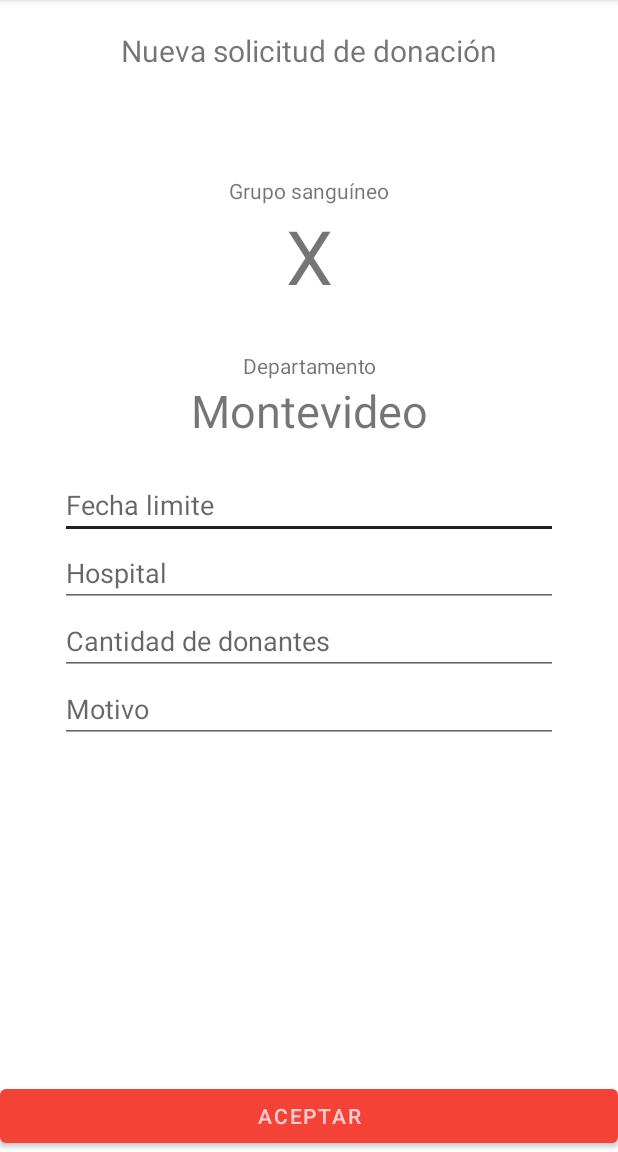
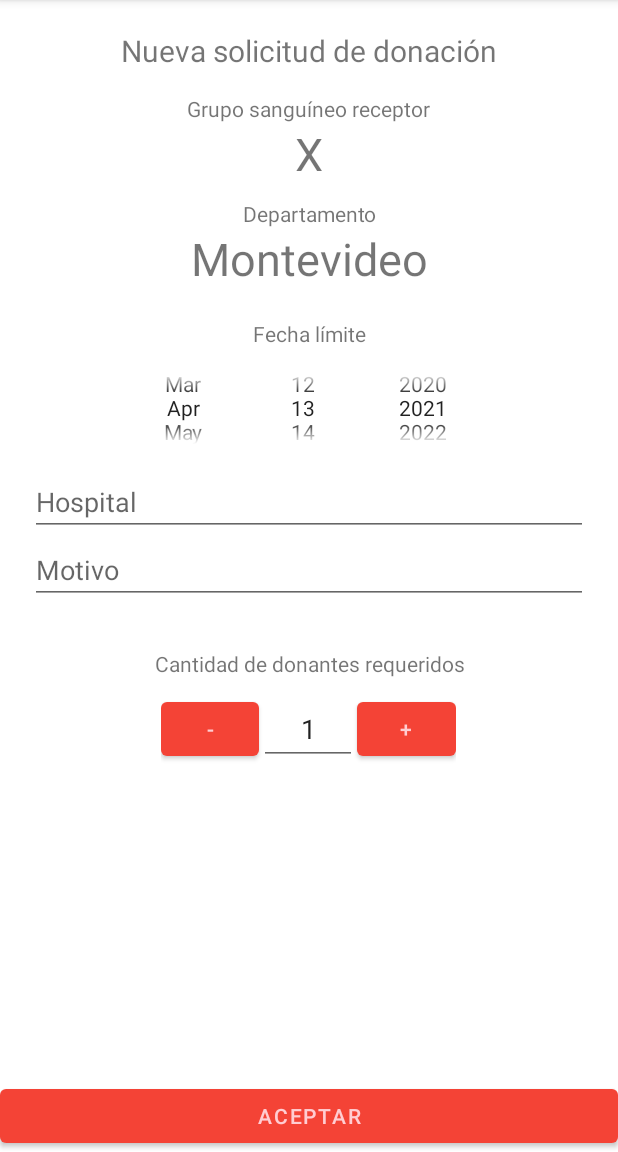
Before and after one commit to Shadowpride/YoDono, an Android app: the SolicitudNueva screen opened directly, with no data from a screen before it, in the side drawer, after a tap on "Nueva Solicitud", on a phone screen of 412 x 824 dp, the part 84-1236 px from its top. Run offline under Robolectric (Android 15) with nearby library versions, the phone set to English and light mode, and no system bars; our stand-ins replace Room's generated code, navigation-ui; 11 statements that could not run were skipped.

Commit message:
cambios en nueva solicitud y perfil
se cambia campo fecha por DatePicker

se cambia campo cantidad de donantes por NumberPicker

se agrega campo "disponibilidad" en el perfil del donante

```diff
--- a/app/src/main/java/uy/yodono/BD/AppDatabase.java
+++ b/app/src/main/java/uy/yodono/BD/AppDatabase.java
@@ -15,7 +15,7 @@ import uy.yodono.daos.DonanteDao;
 import uy.yodono.daos.SolicitudesDao;
 
 
-@Database(entities = {Donantes.class, Solicitudes.class}, version = 5)
+@Database(entities = {Donantes.class, Solicitudes.class}, version = 6)
 @TypeConverters({Converters.class})
 public abstract class AppDatabase extends RoomDatabase {
 
--- /dev/null
+++ b/app/src/main/java/uy/yodono/HorizontalNumberPicker.java
@@ -0,0 +1,92 @@
+package uy.yodono;
+
+import android.content.Context;
+import android.util.AttributeSet;
+import android.util.Log;
+import android.view.View;
+import android.widget.Button;
+import android.widget.EditText;
+import android.widget.LinearLayout;
+
+import androidx.annotation.Nullable;
+
+public class HorizontalNumberPicker extends LinearLayout {
+    private EditText et_number;
+    private int min = 1;
+    private int max = 20;
+
+    public HorizontalNumberPicker(Context context, @Nullable AttributeSet attrs) {
+        super(context, attrs);
+
+        inflate(context, R.layout.numberpicker_horizontal, this);
+
+        et_number = findViewById(R.id.et_number);
+
+        final Button btn_less = findViewById(R.id.btn_less);
+        btn_less.setOnClickListener(new AddHandler(-1));
+
+        final Button btn_more = findViewById(R.id.btn_more);
+        btn_more.setOnClickListener(new AddHandler(1));
+    }
+
+    /***
+     * HANDLERS
+     **/
+
+    private class AddHandler implements OnClickListener {
+        final int diff;
+
+        public AddHandler(int diff) {
+            this.diff = diff;
+        }
+
+        @Override
+        public void onClick(View v) {
+            int newValue = getValue() + diff;
+            if (newValue < min) {
+                newValue = min;
+            } else if (newValue >= max) {
+                newValue = max;
+            }
+            et_number.setText(String.valueOf(newValue));
+        }
+    }
+
+    /***
+     * GETTERS & SETTERS
+     */
+
+    public int getValue() {
+        if (et_number != null) {
+            try {
+                final String value = et_number.getText().toString();
+                return Integer.parseInt(value);
+            } catch (NumberFormatException ex) {
+                Log.e("HorizontalNumberPicker", ex.toString());
+            }
+        }
+        return getMin();
+    }
+
+    public void setValue(final int value) {
+        if (et_number != null) {
+            et_number.setText(String.valueOf(value));
+        }
+    }
+
+    public int getMin() {
+        return min;
+    }
+
+    public void setMin(int min) {
+        this.min = min;
+    }
+
+    public int getMax() {
+        return max;
+    }
+
+    public void setMax(int max) {
+        this.max = max;
+    }
+}
--- a/app/src/main/java/uy/yodono/MainActivity.java
+++ b/app/src/main/java/uy/yodono/MainActivity.java
@@ -8,6 +8,7 @@ import android.view.View;
 import android.view.Menu;
 import android.widget.TextView;
 
+import com.google.android.material.floatingactionbutton.FloatingActionButton;
 import com.google.android.material.navigation.NavigationView;
 
 import androidx.annotation.NonNull;
@@ -58,14 +59,15 @@ public class MainActivity extends AppCompatActivity implements NavigationView.On
         drawer.addDrawerListener(toggle);
         toggle.syncState();
 
-        //FloatingActionButton fab = findViewById(R.id.fab);
-        //fab.setOnClickListener(new View.OnClickListener() {
-        //   @Override
-        //    public void onClick(View view)
-        //       Intent i = new Intent(MainActivity.this, SolicitudNueva.class);
-        //       startActivity(i);
-        //    }
-        //});
+        FloatingActionButton fab = findViewById(R.id.fab);
+        fab.setOnClickListener(new View.OnClickListener() {
+           @Override
+            public void onClick(View view) {
+               Intent i = new Intent(MainActivity.this, SolicitudNueva.class);
+               i.putExtra( "Donante", donante_logueado );
+               startActivity(i);
+            }
+        });
 
 
         if ( savedInstanceState == null )
--- a/app/src/main/java/uy/yodono/SolicitudNueva.java
+++ b/app/src/main/java/uy/yodono/SolicitudNueva.java
@@ -5,9 +5,12 @@ import androidx.lifecycle.ViewModelProvider;
 
 import android.content.Intent;
 import android.os.Bundle;
+import android.provider.ContactsContract;
+import android.util.Log;
 import android.view.View;
 import android.widget.ArrayAdapter;
 import android.widget.Button;
+import android.widget.DatePicker;
 import android.widget.EditText;
 import android.widget.Spinner;
 import android.widget.TextView;
@@ -22,10 +25,11 @@ public class SolicitudNueva extends AppCompatActivity {
 
     private YoDonoViewModel yoDonoViewModel;
 
-    EditText text_fecha_limite;
+    DatePicker picker_fecha_limite;
     EditText text_hospital;
     EditText text_cantidad_donantes;
     EditText text_motivo;
+    HorizontalNumberPicker number_cantidad_donantes;
 
     @Override
     protected void onCreate(Bundle savedInstanceState) {
@@ -40,6 +44,8 @@ public class SolicitudNueva extends AppCompatActivity {
 
         TextView miGrupoSanguineo = (TextView)findViewById(R.id.text_miGrupoSanguineo);
         miGrupoSanguineo.setText(donante_logueado.getGrupo_Sanguineo());
+
+        number_cantidad_donantes = (HorizontalNumberPicker) findViewById(R.id.number_donantes);
 
         TextView miDepartamento = (TextView)findViewById(R.id.text_miDepartamento);
         miDepartamento.setText(donante_logueado.getDepartamento());
@@ -57,14 +63,13 @@ public class SolicitudNueva extends AppCompatActivity {
             @Override
             public void onClick(View v) {
 
-                text_fecha_limite = (EditText)findViewById(R.id.text_fecha_limite);
                 text_hospital = (EditText)findViewById(R.id.text_hospital);
-                text_cantidad_donantes = (EditText)findViewById(R.id.text_donantes);
                 text_motivo = (EditText)findViewById(R.id.text_motivo);
 
-                String fecha = text_fecha_limite.getText().toString();
                 String hospital = text_hospital.getText().toString();
-                String cantidad = text_cantidad_donantes.getText().toString();
+                Integer cantidad_int = number_cantidad_donantes.getValue();
+                String cantidad = cantidad_int.toString();
+
                 String motivo = text_motivo.getText().toString();
 
                 String cedula = donante_logueado.getCedula();
@@ -72,6 +77,20 @@ public class SolicitudNueva extends AppCompatActivity {
                 String apellido = donante_logueado.getApellido();
                 String departamento = donante_logueado.getDepartamento();
                 String grupo_sanguineo = donante_logueado.getGrupo_Sanguineo();
+
+                picker_fecha_limite = (DatePicker)findViewById(R.id.fecha_limite);
+                Integer mes_i, dia_i, anio_i;
+                String mes, dia, anio, fecha;
+                mes_i = picker_fecha_limite.getMonth();
+                mes = mes_i.toString();
+                if ( mes_i < 10 ) { mes = '0' + mes; }
+                dia_i = picker_fecha_limite.getDayOfMonth();
+                dia = dia_i.toString();
+                if ( dia_i < 10 ) { dia = '0' + dia; }
+                anio_i = picker_fecha_limite.getYear();
+                anio = anio_i.toString();
+
+                fecha = anio + mes + dia;
 
                 if (nombre.isEmpty() || apellido.isEmpty() || cedula.isEmpty() || fecha.isEmpty() || hospital.isEmpty() || cantidad.isEmpty() || motivo.isEmpty() )
                 {
--- a/app/src/main/res/layout/activity_lista_donantes.xml
+++ b/app/src/main/res/layout/activity_lista_donantes.xml
@@ -27,6 +27,7 @@
         <LinearLayout
             android:layout_width="match_parent"
             android:layout_height="wrap_content"
+            android:layout_marginTop="20dp"
             android:weightSum="2"
             android:orientation="horizontal">
 
--- a/app/src/main/res/layout/activity_solicitud_nueva.xml
+++ b/app/src/main/res/layout/activity_solicitud_nueva.xml
@@ -18,7 +18,6 @@
         <TextView
             android:layout_width="wrap_content"
             android:layout_height="wrap_content"
-            android:layout_marginBottom="20dp"
             android:text="Nueva solicitud de donación"
             android:textSize="20dp" />
 
@@ -26,25 +25,24 @@
             android:id="@+id/scroll"
             android:layout_width="match_parent"
             android:layout_height="match_parent"
-            android:layout_margin="20dp"
+            android:layout_marginTop="15dp"
             android:gravity="center_horizontal"
             android:orientation="vertical">
 
-
                 <TextView
                     android:id="@+id/text_grupoSanguineo"
-                android:layout_width="match_parent"
+                    android:layout_width="wrap_content"
                     android:layout_height="wrap_content"
-                android:textAlignment="center"
-                android:layout_marginTop="30dp"
-                android:text="Grupo sanguíneo"/>
+                    android:gravity="center_horizontal"
+                    android:text="Grupo sanguíneo receptor"/>
 
                 <TextView
                     android:id="@+id/text_miGrupoSanguineo"
-                android:layout_width="match_parent"
+                    android:layout_width="wrap_content"
                     android:layout_height="wrap_content"
-                android:textSize="50dp"
+                    android:textSize="30dp"
                     android:textAlignment="center"
+                    android:gravity="center_horizontal"
                     android:text="X"/>
 
             <TextView
@@ -52,7 +50,7 @@
                 android:layout_width="match_parent"
                 android:layout_height="wrap_content"
                 android:textAlignment="center"
-                android:layout_marginTop="30dp"
+                android:layout_marginTop="10dp"
                 android:text="Departamento"/>
             <TextView
                 android:id="@+id/text_miDepartamento"
@@ -62,16 +60,21 @@
                 android:textAlignment="center"
                 android:text="Montevideo"/>
 
-            <EditText
+            <TextView
+                android:id="@+id/text_fecha_limite"
                 android:layout_width="match_parent"
                 android:layout_height="wrap_content"
-                android:id="@+id/text_fecha_limite"
-                android:hint="@string/prompt_fecha_limite"
-                android:inputType="number"
+                android:textAlignment="center"
                 android:layout_marginTop="20dp"
-                app:layout_constraintEnd_toEndOf="parent"
-                app:layout_constraintStart_toStartOf="parent"
-                app:layout_constraintTop_toTopOf="parent"/>
+                android:text="Fecha límite"/>
+            <DatePicker
+                android:id="@+id/fecha_limite"
+                android:datePickerMode="spinner"
+                android:layout_width="wrap_content"
+                android:layout_height="80dp"
+                android:layout_gravity="center_horizontal"
+                android:calendarViewShown="false"
+                />
 
             <EditText
                 android:layout_width="match_parent"
@@ -85,21 +88,25 @@
             <EditText
                 android:layout_width="match_parent"
                 android:layout_height="wrap_content"
-                android:id="@+id/text_donantes"
-                android:hint="@string/prompt_donantes"
-                android:inputType="number"
-                app:layout_constraintEnd_toEndOf="parent"
-                app:layout_constraintStart_toStartOf="parent"
-                app:layout_constraintTop_toTopOf="parent"/>
-
-            <EditText
-                android:layout_width="match_parent"
-                android:layout_height="wrap_content"
                 android:id="@+id/text_motivo"
                 android:hint="@string/prompt_motivo"
                 app:layout_constraintEnd_toEndOf="parent"
                 app:layout_constraintStart_toStartOf="parent"
                 app:layout_constraintTop_toTopOf="parent"/>
+
+            <TextView
+                android:id="@+id/text_cantidadDonantes"
+                android:layout_width="match_parent"
+                android:layout_height="wrap_content"
+                android:textAlignment="center"
+                android:layout_marginTop="30dp"
+                android:text="Cantidad de donantes requeridos"/>
+
+            <uy.yodono.HorizontalNumberPicker
+                android:id="@+id/number_donantes"
+                android:layout_marginTop="10dp"
+                android:layout_width="wrap_content"
+                android:layout_height="wrap_content" />
 
 
         </LinearLayout>
--- /dev/null
+++ b/app/src/main/res/layout/numberpicker_horizontal.xml
@@ -0,0 +1,29 @@
+<?xml version="1.0" encoding="utf-8"?>
+<LinearLayout xmlns:android="http://schemas.android.com/apk/res/android"
+    android:layout_width="match_parent"
+    android:layout_height="match_parent"
+    android:orientation="horizontal">
+
+    <Button
+        android:id="@+id/btn_less"
+        android:layout_width="0sp"
+        android:layout_height="match_parent"
+        android:layout_weight="1"
+        android:text="-" />
+
+    <EditText
+        android:id="@+id/et_number"
+        android:layout_width="0sp"
+        android:layout_height="match_parent"
+        android:layout_weight="1"
+        android:textAlignment="center"
+        android:inputType="number"
+        android:text="1" />
+
+    <Button
+        android:id="@+id/btn_more"
+        android:layout_width="0sp"
+        android:layout_height="match_parent"
+        android:layout_weight="1"
+        android:text="+" />
+</LinearLayout>
```
Also changed, not shown: app/src/main/java/uy/yodono/Entidades/Donantes.java (+6 -3 lines), app/src/main/res/values/strings.xml (+23 -0 lines). Lines whose indentation alone changed are shown as unchanged.
